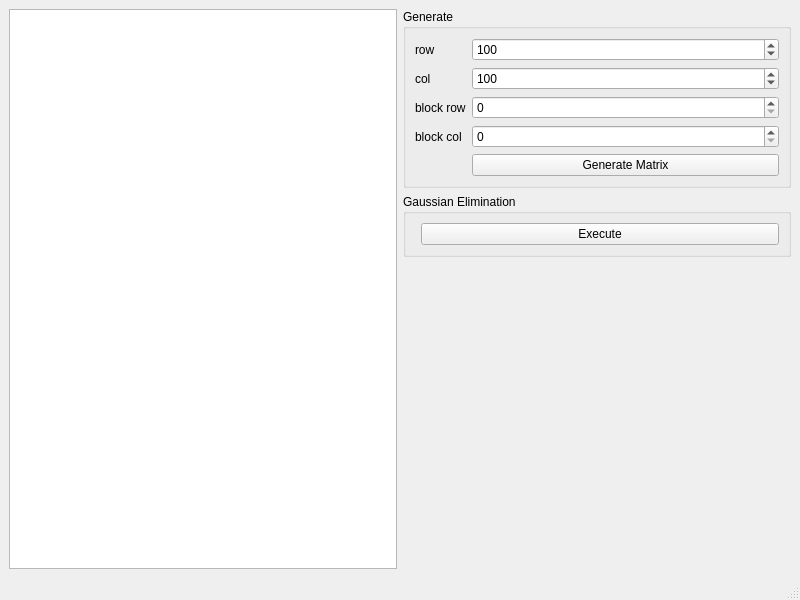
First picture: the form in Álgebra Computacional/Matrix/mainwindow.ui, repository RicardoBusta/Doutorado, before the edit.
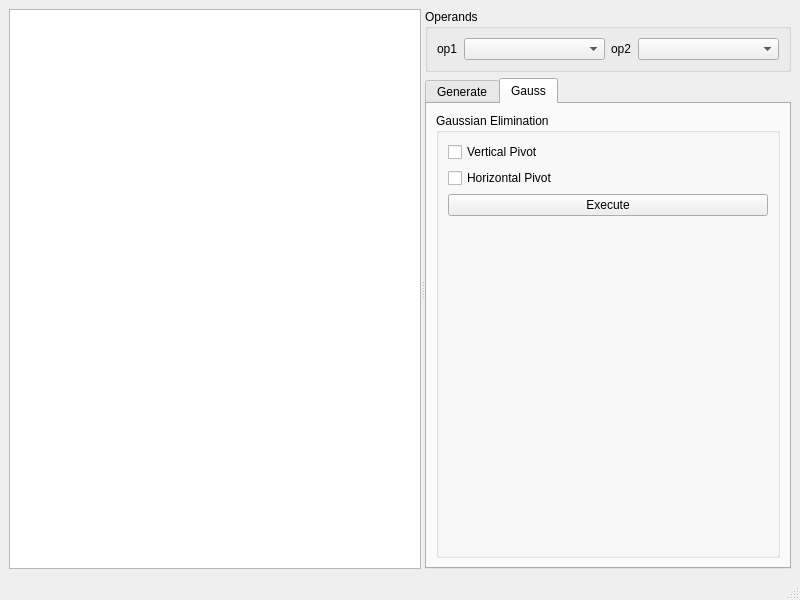
Second picture: the form after the edit.

Commit message: Agora a interface cria matrizes e é possível chamar a eliminação de Gauss. O algoritmo ainda está bugado.

```diff
--- a/Álgebra Computacional/Matrix/mainwindow.ui
+++ b/Álgebra Computacional/Matrix/mainwindow.ui
@@ -15,17 +15,54 @@
   </property>
   <widget class="QWidget" name="centralwidget">
    <layout class="QHBoxLayout" name="horizontalLayout">
-    <item>
-     <widget class="QListWidget" name="matrix_listWidget"/>
-    </item>
     <item>
      <widget class="QSplitter" name="splitter">
       <property name="orientation">
        <enum>Qt::Horizontal</enum>
       </property>
+      <widget class="QListWidget" name="matrix_listWidget"/>
       <widget class="QWidget" name="verticalLayoutWidget">
        <layout class="QVBoxLayout" name="verticalLayout">
         <item>
+         <widget class="QGroupBox" name="groupBox_3">
+          <property name="title">
+           <string>Operands</string>
+          </property>
+          <layout class="QHBoxLayout" name="horizontalLayout_3" stretch="0,1,0,1">
+           <item>
+            <widget class="QLabel" name="label_2">
+             <property name="text">
+              <string>op1</string>
+             </property>
+            </widget>
+           </item>
+           <item>
+            <widget class="QComboBox" name="comboBox_2"/>
+           </item>
+           <item>
+            <widget class="QLabel" name="label_6">
+             <property name="text">
+              <string>op2</string>
+             </property>
+            </widget>
+           </item>
+           <item>
+            <widget class="QComboBox" name="comboBox"/>
+           </item>
+          </layout>
+         </widget>
+        </item>
+        <item>
+         <widget class="QTabWidget" name="tabWidget">
+          <property name="currentIndex">
+           <number>1</number>
+          </property>
+          <widget class="QWidget" name="tab">
+           <attribute name="title">
+            <string>Generate</string>
+           </attribute>
+           <layout class="QVBoxLayout" name="verticalLayout_3">
+            <item>
          <widget class="QGroupBox" name="groupBox">
           <property name="title">
            <string>Generate</string>
@@ -47,7 +84,7 @@
               <number>9999</number>
              </property>
              <property name="value">
-              <number>100</number>
+                  <number>10</number>
              </property>
             </widget>
            </item>
@@ -67,7 +104,7 @@
               <number>9999</number>
              </property>
              <property name="value">
-              <number>100</number>
+                  <number>10</number>
              </property>
             </widget>
            </item>
@@ -118,22 +155,40 @@
           </layout>
          </widget>
         </item>
+           </layout>
+          </widget>
+          <widget class="QWidget" name="tab_2">
+           <attribute name="title">
+            <string>Gauss</string>
+           </attribute>
+           <layout class="QVBoxLayout" name="verticalLayout_2">
         <item>
          <widget class="QGroupBox" name="groupBox_2">
           <property name="title">
            <string>Gaussian Elimination</string>
           </property>
-          <layout class="QFormLayout" name="formLayout_2">
-           <item row="0" column="1">
-            <widget class="QPushButton" name="pushButton_2">
+              <layout class="QVBoxLayout" name="verticalLayout_4">
+               <item>
+                <widget class="QCheckBox" name="checkBox">
+                 <property name="text">
+                  <string>Vertical Pivot</string>
+                 </property>
+                </widget>
+               </item>
+               <item>
+                <widget class="QCheckBox" name="checkBox_2">
+                 <property name="text">
+                  <string>Horizontal Pivot</string>
+                 </property>
+                </widget>
+               </item>
+               <item>
+                <widget class="QPushButton" name="exec_gauss_pushButton">
              <property name="text">
               <string>Execute</string>
              </property>
             </widget>
            </item>
-          </layout>
-         </widget>
-        </item>
         <item>
          <spacer name="verticalSpacer">
           <property name="orientation">
@@ -149,9 +204,19 @@
         </item>
        </layout>
       </widget>
-     </widget>
-    </item>
-   </layout>
+            </item>
+           </layout>
+          </widget>
+         </widget>
+        </item>
+       </layout>
+      </widget>
+     </widget>
+    </item>
+   </layout>
+   <zorder>matrix_listWidget</zorder>
+   <zorder>groupBox_2</zorder>
+   <zorder>verticalLayoutWidget</zorder>
   </widget>
   <widget class="QMenuBar" name="menubar">
    <property name="geometry">
```
Left out of the diff: 2 changed lines with no effect on the pictures. Lines whose indentation alone changed are shown as unchanged. The commit also changes 14 other files.
